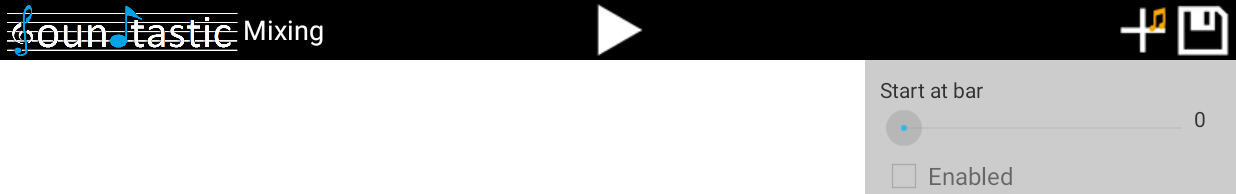
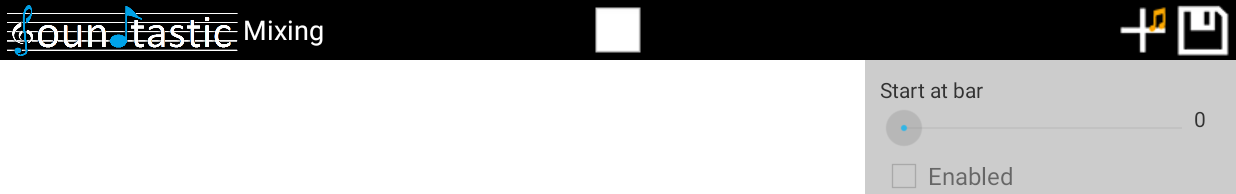
Before and after one commit to dino-keskic/soundtastic, an Android app: the MixingInterface screen opened directly, with no data from a screen before it, after a tap on an icon or button, on a phone screen of 824 x 412 dp (held sideways). Shown: the top 194 px of the screen. Run offline under Robolectric (Android 15) with nearby library versions, the phone set to English and light mode, and no system bars; 1 statement that could not run was skipped.

Commit message:
[MP,TR] Global Play and stop

```diff
--- a/Soundtasitc/app/src/main/java/soundtastic/soundtasitc/MixingInterface.java
+++ b/Soundtasitc/app/src/main/java/soundtastic/soundtasitc/MixingInterface.java
@@ -17,31 +17,28 @@ import android.widget.ImageButton;
 import android.widget.RelativeLayout;
 import android.widget.SeekBar;
 import android.widget.TextView;
-import android.util.Log;
 
 import soundtastic.soundtasitc.playmidi.PlayMIDI;
-import soundtastic.soundtasitc.playmidi.PlayMIDIActivity;
-import soundtastic.soundtasitc.recording.Recorder;
-import soundtastic.soundtasitc.ProjectInfos;
+import soundtastic.soundtasitc.TrackInfo;
 
 public class MixingInterface extends Activity implements View.OnClickListener {
 
-    ImageButton buttonPlayAll;
-    SeekBar startAtBar;
-    TextView startAtValue;
+    public int MAX_TRACK = 4;
+    int resID = 0;
 
     TrackLayout[] trackLayouts;
 
+    ImageButton buttonPlayAll;
+    ImageButton buttonStopAll;
+    SeekBar startAtBar;
+    TextView startAtValue;
     ImageButton buttonAddSounds;
     Button buttonDeleteTrack;
     Button buttonCopyTrack;
     Button buttonRenameTrack;
     CheckBox enableCheckbox;
 
-    private MediaPlayer mixint_media_player = null;
-
-    public int MAX_TRACK = 4;
-    int resID = 0;
+    private MediaPlayer mixintMediaPlayer = null;
 
     @Override
     protected void onCreate(Bundle savedInstanceState) {
@@ -49,12 +46,12 @@ public class MixingInterface extends Activity implements View.OnClickListener {
         setContentView(R.layout.mixing_interface);
 
         ProjectInfos.getInstance().setSelectedTrackNr(1);
-        mixint_media_player = MediaPlayer.create(this, R.raw.song);
+        mixintMediaPlayer = MediaPlayer.create(this, R.raw.song);
 
         // Initialisation of all elements
         trackLayouts = new TrackLayout[MAX_TRACK];
-
         buttonPlayAll = (ImageButton) findViewById(R.id.mixint_play_all);
+        buttonStopAll = (ImageButton) findViewById(R.id.mixint_stop_all);
         buttonAddSounds = (ImageButton) findViewById(R.id.mixint_add_sounds);
         buttonDeleteTrack = (Button) findViewById(R.id.mixint_track_delete);
         buttonCopyTrack = (Button) findViewById(R.id.mixint_track_copy);
@@ -106,8 +103,12 @@ public class MixingInterface extends Activity implements View.OnClickListener {
 
         // ClickListener
         buttonPlayAll.setOnClickListener(this);
+        buttonStopAll.setOnClickListener(this);
 
-        for(int i=0;i<trackLayouts.length;i++) {
+        buttonPlayAll.setVisibility(View.VISIBLE);
+        buttonStopAll.setVisibility(View.INVISIBLE);
+
+        for(int i=0;i< trackLayouts.length;i++) {
             trackLayouts[i].buttonTrackPlay.setOnClickListener(this);
             trackLayouts[i].buttonTrackStop.setOnClickListener(this);
             trackLayouts[i].buttonAddRec.setOnClickListener(this);
@@ -177,7 +178,7 @@ public class MixingInterface extends Activity implements View.OnClickListener {
             trackLayouts[trackNr-1].buttonTrackPlay.setVisibility(View.INVISIBLE);
             trackLayouts[trackNr-1].buttonTrackStop.setVisibility(View.VISIBLE);
 
-            PlayMIDI.play(mixint_media_player);
+            PlayMIDI.play(mixintMediaPlayer);
             return;
         }
 
@@ -186,8 +187,10 @@ public class MixingInterface extends Activity implements View.OnClickListener {
             ProjectInfos.getInstance().setSelectedTrackNr(trackNr);
             trackLayouts[trackNr-1].buttonTrackPlay.setVisibility(View.VISIBLE);
             trackLayouts[trackNr-1].buttonTrackStop.setVisibility(View.INVISIBLE);
+            buttonPlayAll.setVisibility(View.VISIBLE);
+            buttonStopAll.setVisibility(View.INVISIBLE);
 
-            PlayMIDI.stop(mixint_media_player);
+            PlayMIDI.stop(mixintMediaPlayer);
             return;
         }
 
@@ -195,6 +198,32 @@ public class MixingInterface extends Activity implements View.OnClickListener {
             trackNr = Integer.parseInt(viewName.replace("mixint_edit_track", ""));
             ProjectInfos.getInstance().setSelectedTrackNr(trackNr);
             startActivity(grid_view);
+            return;
+        }
+
+        if(viewName.startsWith("mixint_play_all")) {
+            buttonStopAll.setVisibility(View.VISIBLE);
+            buttonPlayAll.setVisibility(View.INVISIBLE);
+
+            for(int tracknr = 0; tracknr < MAX_TRACK; tracknr++) {
+                if(ProjectInfos.getInstance().getTrack(tracknr + 1).getEnabled() == true) {
+                    PlayMIDI.play(mixintMediaPlayer);
+                    trackLayouts[tracknr].buttonTrackPlay.setVisibility(View.INVISIBLE);
+                    trackLayouts[tracknr].buttonTrackStop.setVisibility(View.VISIBLE);
+                }
+            }
+            return;
+        }
+
+        if(viewName.startsWith("mixint_stop_all")) {
+            PlayMIDI.stop(mixintMediaPlayer);
+            buttonStopAll.setVisibility(View.INVISIBLE);
+            buttonPlayAll.setVisibility(View.VISIBLE);
+
+            for(int tracknr = 0; tracknr < MAX_TRACK; tracknr++) {
+                trackLayouts[tracknr].buttonTrackPlay.setVisibility(View.VISIBLE);
+                trackLayouts[tracknr].buttonTrackStop.setVisibility(View.INVISIBLE);
+            }
             return;
         }
 
@@ -208,9 +237,11 @@ public class MixingInterface extends Activity implements View.OnClickListener {
             case R.id.mixint_track_rename:
                 renameTrack();
                 break;
-             case R.id.mixint_add_sounds:
-                 createTrack();
+            case R.id.mixint_add_sounds:
+                createTrack();
                 break;
+            case R.id.mixint_export_midi:
+
         }
 
         startAtBar.setOnSeekBarChangeListener(new SeekBar.OnSeekBarChangeListener(){
@@ -388,7 +419,7 @@ public class MixingInterface extends Activity implements View.OnClickListener {
     }
 
     private void refreshTracks() {
-        for(int i=0;i<trackLayouts.length;i++) {
+        for(int i=0;i< trackLayouts.length;i++) {
             TrackInfo ti = ProjectInfos.getInstance().getTrack(i+1);
             loadTrackInfo(trackLayouts[i].layoutTrack, trackLayouts[i].buttonTrackTitle, ti);
         }
--- a/Soundtasitc/app/src/main/java/soundtastic/soundtasitc/RecordInterface.java
+++ b/Soundtasitc/app/src/main/java/soundtastic/soundtasitc/RecordInterface.java
@@ -103,6 +103,12 @@ public class RecordInterface extends Activity implements View.OnClickListener,Me
 
     }
 
+    // no return-button
+    @Override
+    public void onBackPressed()
+    {
+    }
+
     @Override
     public void onClick(View v) {
 
--- a/Soundtasitc/app/src/main/res/layout/mixing_interface.xml
+++ b/Soundtasitc/app/src/main/res/layout/mixing_interface.xml
@@ -31,6 +31,15 @@
         <ImageButton
             android:src="@drawable/btn_global_play"
             android:id="@+id/mixint_play_all"
+            android:background="@color/button_background"
+            android:layout_width="wrap_content"
+            android:layout_height="wrap_content"
+            android:layout_alignParentTop="true"
+            android:layout_centerHorizontal="true" />
+
+        <ImageButton
+            android:src="@drawable/btn_global_stop"
+            android:id="@+id/mixint_stop_all"
             android:background="@color/button_background"
             android:layout_width="wrap_content"
             android:layout_height="wrap_content"
```
Also changed, not shown: Soundtasitc/app/src/main/res/drawable/btn_global_stop.png.
